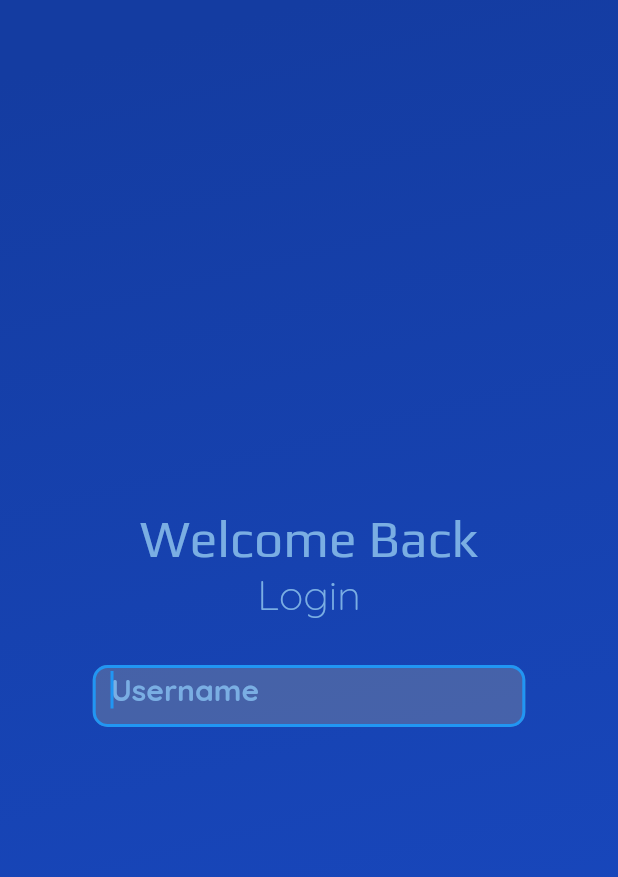
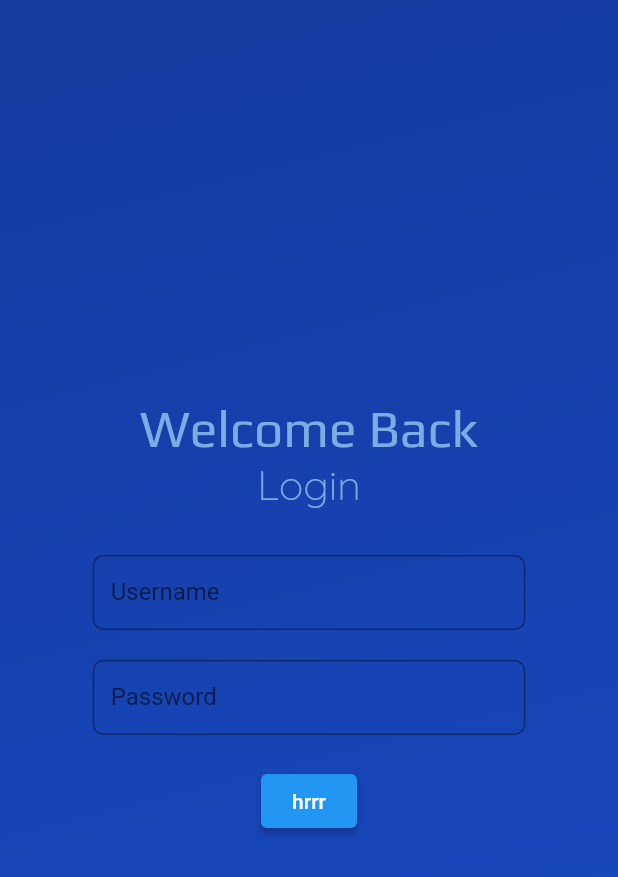
Before and after one commit to udityaprakash/StudyNode, a Flutter app: the screen it shows after launch, on a phone screen of 412 x 824 dp. Shown: the top 877 px of the screen. Run offline on Flutter 3.47's test engine with Material 2 defaults, Android fonts, the light colour scheme and no system bars; our stand-ins replace animated_splash_screen, lottie.

Commit message:
login page complete

```diff
--- a/lib/components/landingpage/edumar.dart
+++ b/lib/components/landingpage/edumar.dart
@@ -33,7 +33,34 @@ class firstpage extends StatelessWidget {
                 NavText('Welcome Back', context),
                 Pagetext('Login', 300, navtextcolor, context),
                 SizedBox(height: 30),
-                InputFieldgenerator('Username', context)
+                // InputFieldgenerator('Username', context),
+                SizedBox(
+                  width: MediaQuery.of(context).size.width * 0.7,
+                  height: 50,
+                  child: TextField(
+                    decoration: InputDecoration(
+                      border: OutlineInputBorder(borderRadius: BorderRadius.circular(7.0)),
+                      labelText: 'Username',
+                    ),
+                  ),
+                ),
+                SizedBox(height: 20,),
+                SizedBox(
+                  width: MediaQuery.of(context).size.width * 0.7,
+                  height: 50,
+                  child: TextField(
+                    obscureText: true,
+                    decoration: InputDecoration(
+                      border: OutlineInputBorder(borderRadius: BorderRadius.circular(7.0)),
+                      labelText: 'Password',
+                    ),
+                  ),
+                ),
+                SizedBox(height: 20,),
+                ElevatedButton(onPressed: (){
+
+                }, child: Text('hrrr'))
+                // InputTxt('Username',true, context)
               ],
             ),
           )
```
Also changed, not shown: lib/components/designs.dart (+55 -9 lines).
